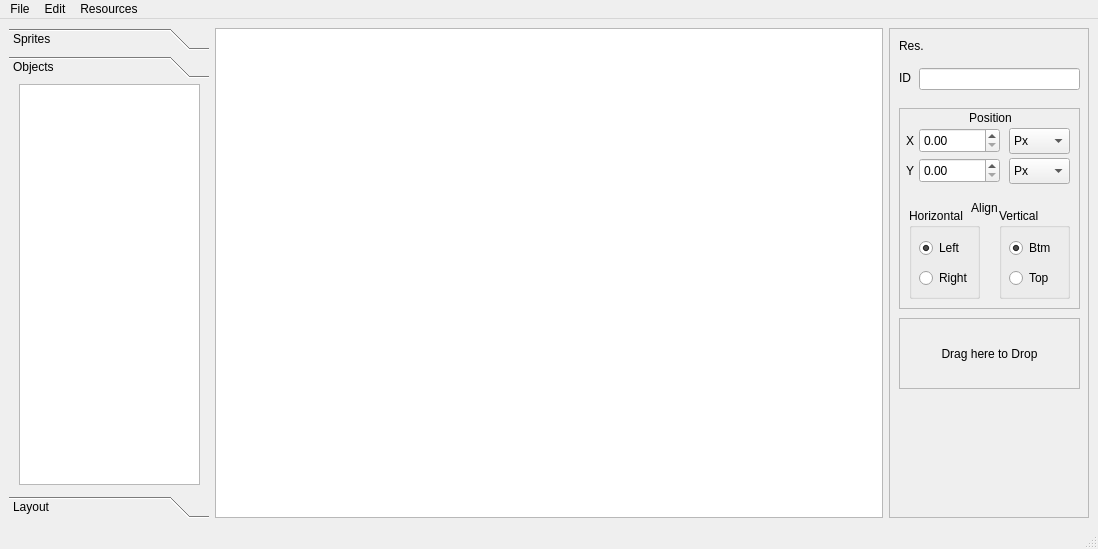
The window that designer.ui (Nepherhotep/terevaka-ui-builder) describes before a commit, drawn with Qt 5.
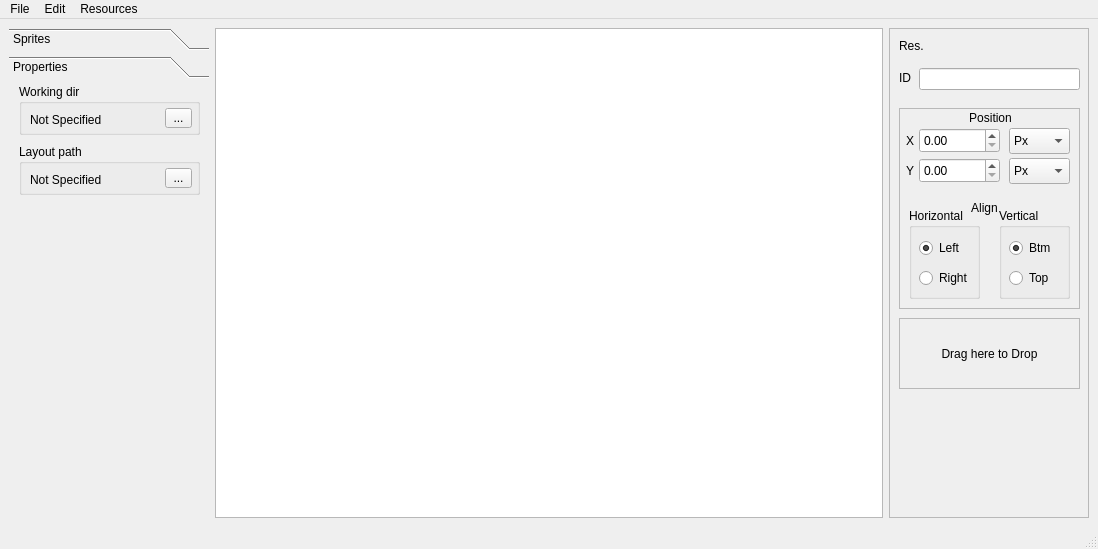
The same window after the commit. The open tabs and pages were chosen to show the change. Custom widgets are drawn as their Qt base class.

Commit message: Added properties layout

The edit to the form file:
```diff
--- a/designer.ui
+++ b/designer.ui
@@ -81,49 +81,89 @@
            <x>0</x>
            <y>0</y>
            <width>200</width>
-           <height>378</height>
+           <height>412</height>
           </rect>
          </property>
          <attribute name="label">
-          <string>Objects</string>
+          <string>Properties</string>
          </attribute>
-         <widget class="QListWidget" name="objectsListWidget">
+         <widget class="QGroupBox" name="groupBox">
           <property name="geometry">
            <rect>
             <x>10</x>
             <y>0</y>
             <width>181</width>
-            <height>401</height>
+            <height>51</height>
            </rect>
           </property>
+          <property name="title">
+           <string>Working dir</string>
+          </property>
+          <widget class="QLabel" name="label_6">
+           <property name="geometry">
+            <rect>
+             <x>11</x>
+             <y>20</y>
+             <width>131</width>
+             <height>31</height>
+            </rect>
+           </property>
+           <property name="text">
+            <string>Not Specified</string>
+           </property>
+          </widget>
+          <widget class="QToolButton" name="toolButton">
+           <property name="geometry">
+            <rect>
+             <x>146</x>
+             <y>24</y>
+             <width>27</width>
+             <height>20</height>
+            </rect>
+           </property>
+           <property name="text">
+            <string>...</string>
+           </property>
+          </widget>
          </widget>
-        </widget>
-        <widget class="QWidget" name="layout">
-         <property name="geometry">
-          <rect>
-           <x>0</x>
-           <y>0</y>
-           <width>200</width>
-           <height>378</height>
-          </rect>
-         </property>
-         <attribute name="label">
-          <string>Layout</string>
-         </attribute>
-         <widget class="QTreeWidget" name="layoutTreeWidget">
+         <widget class="QGroupBox" name="groupBox_2">
           <property name="geometry">
            <rect>
             <x>10</x>
-            <y>0</y>
+            <y>60</y>
             <width>181</width>
-            <height>381</height>
+            <height>51</height>
            </rect>
           </property>
-          <column>
+          <property name="title">
+           <string>Layout path</string>
+          </property>
+          <widget class="QLabel" name="label_7">
+           <property name="geometry">
+            <rect>
+             <x>11</x>
+             <y>20</y>
+             <width>131</width>
+             <height>31</height>
+            </rect>
+           </property>
            <property name="text">
-            <string notr="true">1</string>
+            <string>Not Specified</string>
            </property>
-          </column>
+          </widget>
+          <widget class="QToolButton" name="toolButton_2">
+           <property name="geometry">
+            <rect>
+             <x>146</x>
+             <y>24</y>
+             <width>27</width>
+             <height>20</height>
+            </rect>
+           </property>
+           <property name="text">
+            <string>...</string>
+           </property>
+          </widget>
          </widget>
         </widget>
        </widget>
```
Left out of the diff: 16 changed lines with no effect on the pictures. The commit also changes 1 other file.
